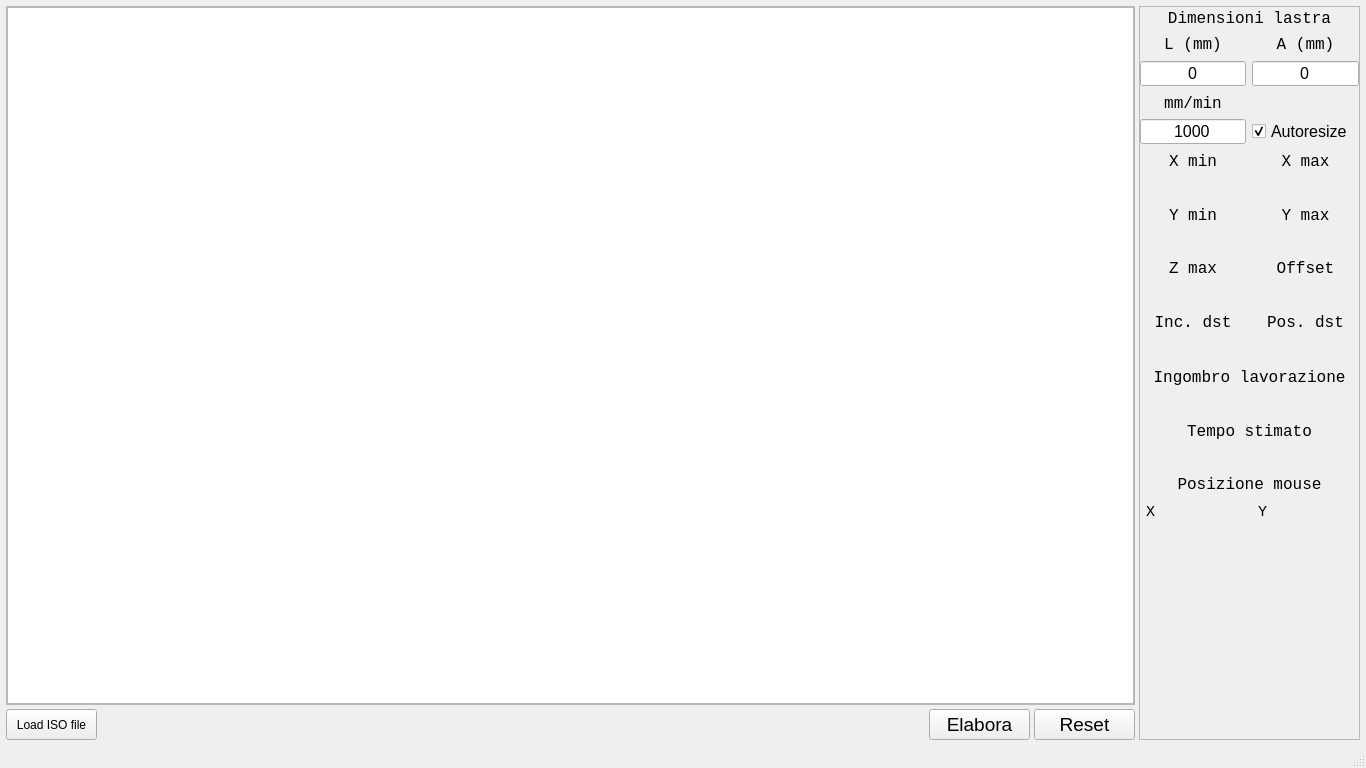
Above: ISOViewerMainWindow.ui from LuigiCaradonna/isoviewer-for-helios-automazioni-cnc before the change. Below: the same form after it.
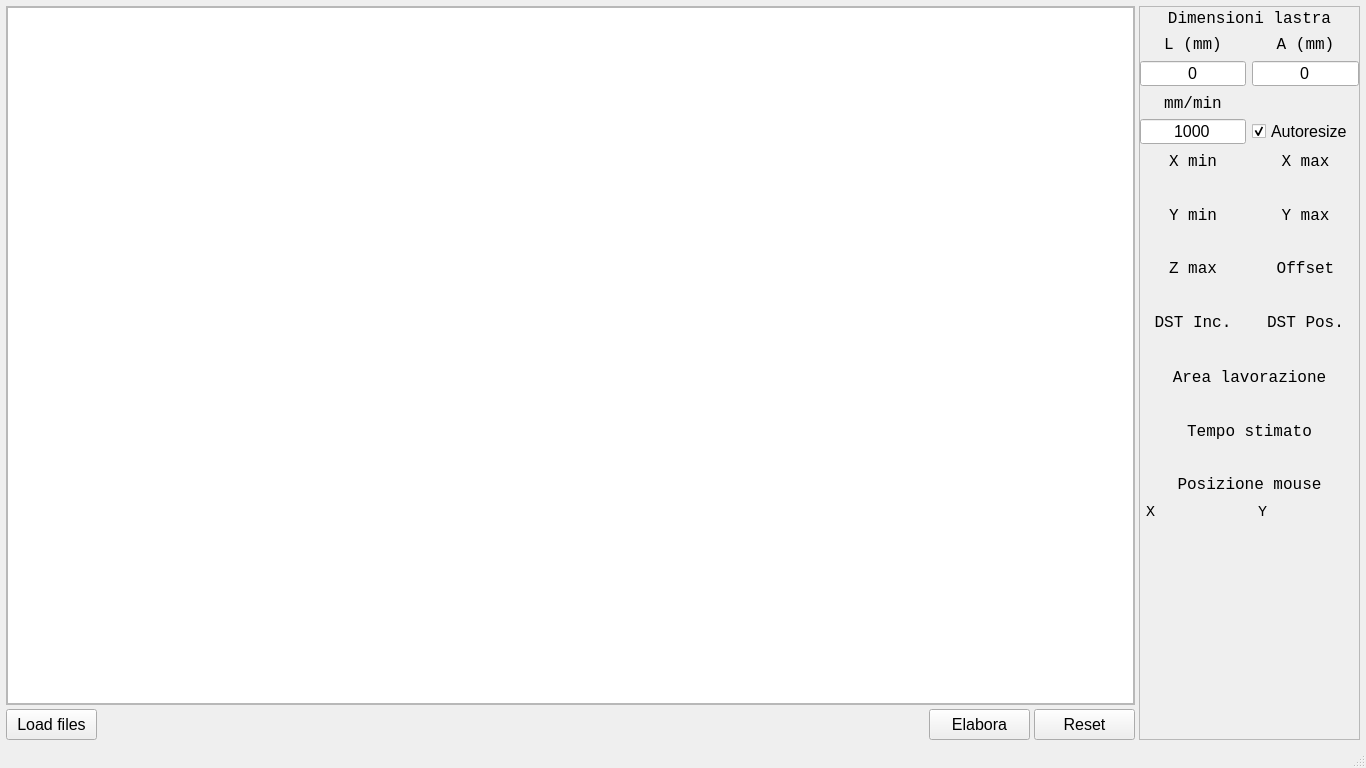
That is the form after the change.

Commit message: Added tooltips to the interface

```diff
--- a/ISOViewerMainWindow.ui
+++ b/ISOViewerMainWindow.ui
@@ -102,8 +102,13 @@
               <height>31</height>
              </size>
             </property>
+            <property name="font">
+             <font>
+              <pointsize>12</pointsize>
+             </font>
+            </property>
             <property name="text">
-             <string>Load ISO file</string>
+             <string>Load files</string>
             </property>
            </widget>
           </item>
@@ -142,7 +147,7 @@
             </property>
             <property name="font">
              <font>
-              <pointsize>14</pointsize>
+              <pointsize>12</pointsize>
              </font>
             </property>
             <property name="text">
@@ -166,7 +171,7 @@
             </property>
             <property name="font">
              <font>
-              <pointsize>14</pointsize>
+              <pointsize>12</pointsize>
              </font>
             </property>
             <property name="text">
@@ -265,7 +270,7 @@
               <string>Distanza incisioni</string>
              </property>
              <property name="text">
-              <string>Inc. dst</string>
+              <string>DST Inc.</string>
              </property>
              <property name="alignment">
               <set>Qt::AlignCenter</set>
@@ -609,7 +614,7 @@
               <string>Distanza posizionamenti</string>
              </property>
              <property name="text">
-              <string>Pos. dst</string>
+              <string>DST Pos.</string>
              </property>
              <property name="alignment">
               <set>Qt::AlignCenter</set>
@@ -922,7 +927,7 @@
             </font>
            </property>
            <property name="text">
-            <string>Ingombro lavorazione</string>
+            <string>Area lavorazione</string>
            </property>
            <property name="alignment">
             <set>Qt::AlignBottom|Qt::AlignHCenter</set>
```
Left out of the diff: 12 changed lines with no effect on the pictures. The commit also changes 1 other file.
